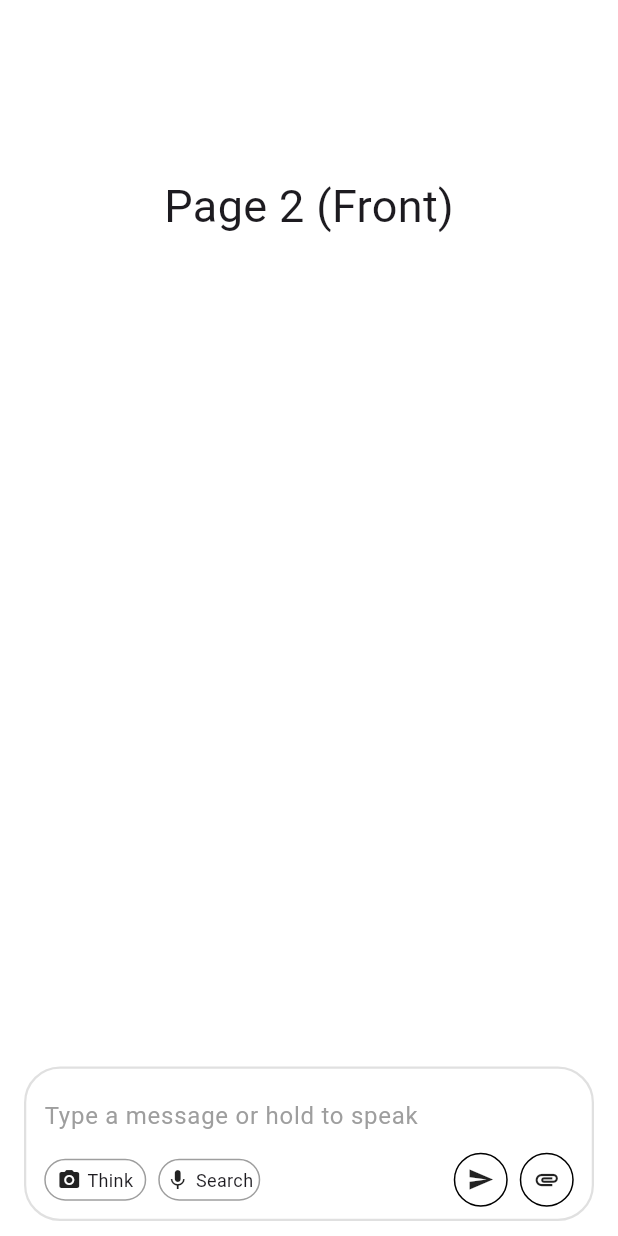
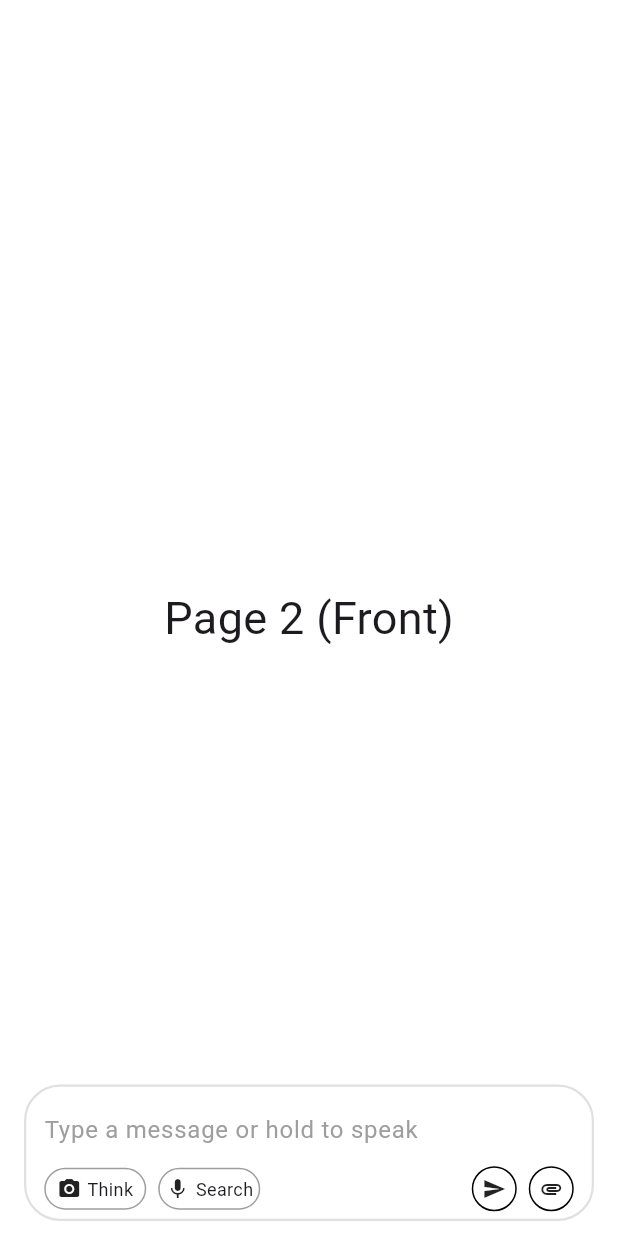
Before and after one commit to zaibappdev/deepseek_clone_app, a Flutter app: the HomeScreen screen opened by its route, on a phone screen of 412 x 824 dp. Run offline on Flutter 3.47's test engine with Material 3 defaults, Android fonts, the phone set to English and light mode, and no system bars; our stand-ins replace go_router.

Commit message:
Initial commit

```diff
--- a/lib/features/home/home_screen.dart
+++ b/lib/features/home/home_screen.dart
@@ -149,38 +149,32 @@ class _HomeScreenState extends State<HomeScreen>
               final drag = controller.value;
 
               // Close keyboard if page 1 opens
-              if (drag > 0) {
-                FocusScope.of(context).unfocus();
-              }
+              if (drag > 0) FocusScope.of(context).unfocus();
 
               return Transform.translate(
                 offset: Offset(maxSlide * drag, 0),
                 child: Stack(
                   children: [
-                    // PAGE 2 CONTENT
+                    // PAGE 2 CONTENT (full height)
                     Container(
                       width: MediaQuery.of(context).size.width,
+                      height: MediaQuery.of(context).size.height,
                       color: Colors.white,
-                      child: Padding(
-                        padding: const EdgeInsets.all(16),
-                        child: Column(
-                          children: [
-                            const SizedBox(height: 100),
-                            const Text(
-                              "Page 2 (Front)",
-                              style: TextStyle(fontSize: 30),
-                            ),
-                            const Spacer(),
-                          ],
+                      child: const Center(
+                        child: Text(
+                          "Page 2 (Front)",
+                          style: TextStyle(fontSize: 30),
                         ),
                       ),
                     ),
 
-                    // TEXT FIELD + BOTTOM ROW
-                    Positioned(
-                      bottom: MediaQuery.of(context).viewInsets.bottom + 10,
+                    // TEXT FIELD + BOTTOM ROW (fixed at bottom)
+                    AnimatedPositioned(
+                      duration: const Duration(milliseconds: 250),
+                      curve: Curves.easeOut,
                       left: 16,
                       right: 16,
+                      bottom: MediaQuery.of(context).viewInsets.bottom + 10,
                       child: Container(
                         decoration: BoxDecoration(
                           color: Colors.white,
@@ -193,7 +187,7 @@ class _HomeScreenState extends State<HomeScreen>
                         child: Padding(
                           padding: const EdgeInsets.symmetric(
                             horizontal: 12,
-                            vertical: 8,
+                            vertical: 5,
                           ),
                           child: Column(
                             mainAxisSize: MainAxisSize.min,
@@ -219,7 +213,7 @@ class _HomeScreenState extends State<HomeScreen>
                                 mainAxisAlignment:
                                     MainAxisAlignment.spaceBetween,
                                 children: [
-                                  // Left Side: 2 small containers aligned left
+                                  // Left Side 2 Containers
                                   Row(
                                     children: [
                                       Container(
@@ -282,24 +276,24 @@ class _HomeScreenState extends State<HomeScreen>
                                     ],
                                   ),
 
-                                  // Right Side: 2 circular icons
+                                  // Right Side 2 Circular Icons
                                   Row(
                                     children: [
                                       Container(
-                                        height: 36,
-                                        width: 36,
+                                        height: 30,
+                                        width: 30,
                                         decoration: BoxDecoration(
                                           shape: BoxShape.circle,
                                           border: Border.all(
                                             color: Colors.black,
                                           ),
                                         ),
-                                        child: const Icon(Icons.send, size: 18),
+                                        child: const Icon(Icons.send, size: 16),
                                       ),
                                       const SizedBox(width: 8),
                                       Container(
-                                        height: 36,
-                                        width: 36,
+                                        height: 30,
+                                        width: 30,
                                         decoration: BoxDecoration(
                                           shape: BoxShape.circle,
                                           border: Border.all(
@@ -308,7 +302,7 @@ class _HomeScreenState extends State<HomeScreen>
                                         ),
                                         child: const Icon(
                                           Icons.attachment,
-                                          size: 18,
+                                          size: 16,
                                         ),
                                       ),
                                     ],
```
